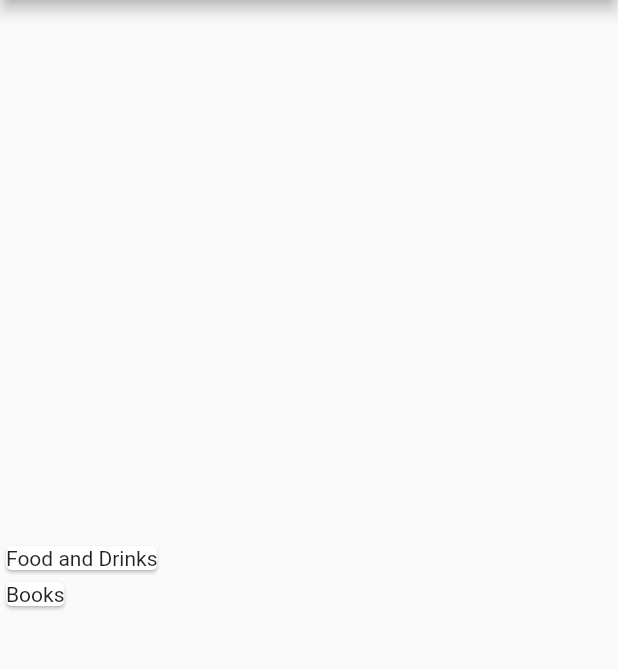
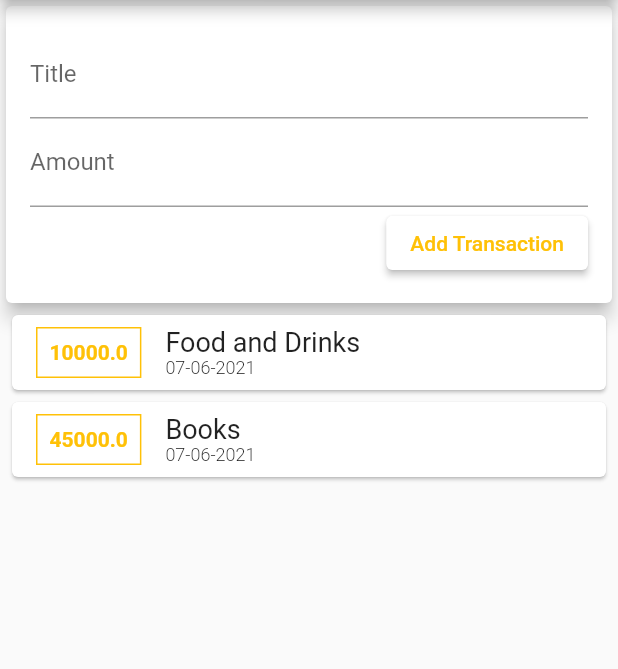
Before and after one commit to MuGhz/flutter_course, a Flutter app: the screen it shows after launch, on a phone screen of 412 x 824 dp, the part 84-753 px from its top. Run offline on Flutter 3.47's test engine with Material 2 defaults, Android fonts, the phone set to English and light mode, and no system bars.

Commit message:
add textfield

```diff
--- a/expenses_app/lib/main.dart
+++ b/expenses_app/lib/main.dart
@@ -1,5 +1,6 @@
 import 'package:expenses_app/transaction.dart';
 import 'package:flutter/material.dart';
+import 'package:intl/intl.dart';
 
 void main() {
   runApp(MyApp());
@@ -28,11 +29,85 @@ class HomePage extends StatelessWidget {
       appBar: AppBar(
         title: Text('MyExpenses'),
       ),
-      body: Column(
-        mainAxisAlignment: MainAxisAlignment.center,
-        crossAxisAlignment: CrossAxisAlignment.start,
-        children:
-            transactions.map((item) => Card(child: Text(item.title))).toList(),
+      body: Column(children: <Widget>[
+        Card(
+          elevation: 5,
+          child: Container(
+            margin: EdgeInsets.all(8),
+            padding: EdgeInsets.all(8),
+            child: Column(
+              crossAxisAlignment: CrossAxisAlignment.end,
+              children: <Widget>[
+                TextField(
+                  decoration: InputDecoration(labelText: 'Title'),
+                ),
+                TextField(
+                  decoration: InputDecoration(labelText: 'Amount'),
+                ),
+                ElevatedButton(
+                    style: ButtonStyle(
+                        backgroundColor:
+                            MaterialStateProperty.all(Colors.white)),
+                    onPressed: () {},
+                    child: Text(
+                      'Add Transaction',
+                      style: TextStyle(color: Colors.amber),
+                    ))
+              ],
+            ),
+          ),
+        ),
+        Column(
+          children: transactions
+              .map((item) => ExpenseItem(
+                    transaction: item,
+                  ))
+              .toList(),
+        )
+      ]),
+    );
+  }
+}
+
+class ExpenseItem extends StatelessWidget {
+  Transaction transaction;
+  ExpenseItem({@required this.transaction});
+
+  @override
+  Widget build(BuildContext context) {
+    return Card(
+      margin: EdgeInsets.symmetric(vertical: 4, horizontal: 8),
+      child: Row(
+        children: <Widget>[
+          Container(
+            padding: EdgeInsets.all(8),
+            margin: EdgeInsets.symmetric(vertical: 8, horizontal: 16),
+            decoration: BoxDecoration(
+              border: Border.all(
+                color: Colors.amber,
+                width: 1.0,
+              ),
+            ),
+            child: Text(transaction.amount.toString(),
+                style: TextStyle(
+                    fontWeight: FontWeight.bold,
+                    fontSize: 14,
+                    color: Colors.amber)),
+          ),
+          Column(
+            crossAxisAlignment: CrossAxisAlignment.start,
+            children: <Widget>[
+              Text(
+                transaction.title,
+                style: TextStyle(fontSize: 18),
+              ),
+              Text(
+                DateFormat('dd-MM-yyyy').format(transaction.time),
+                style: TextStyle(fontSize: 12, fontWeight: FontWeight.w300),
+              )
+            ],
+          )
+        ],
       ),
     );
   }
--- a/expenses_app/pubspec.yaml
+++ b/expenses_app/pubspec.yaml
@@ -28,6 +28,7 @@ dependencies:
   # The following adds the Cupertino Icons font to your application.
   # Use with the CupertinoIcons class for iOS style icons.
   cupertino_icons: ^1.0.2
+  intl: ^0.17.0
 
 dev_dependencies:
   flutter_test:
```
